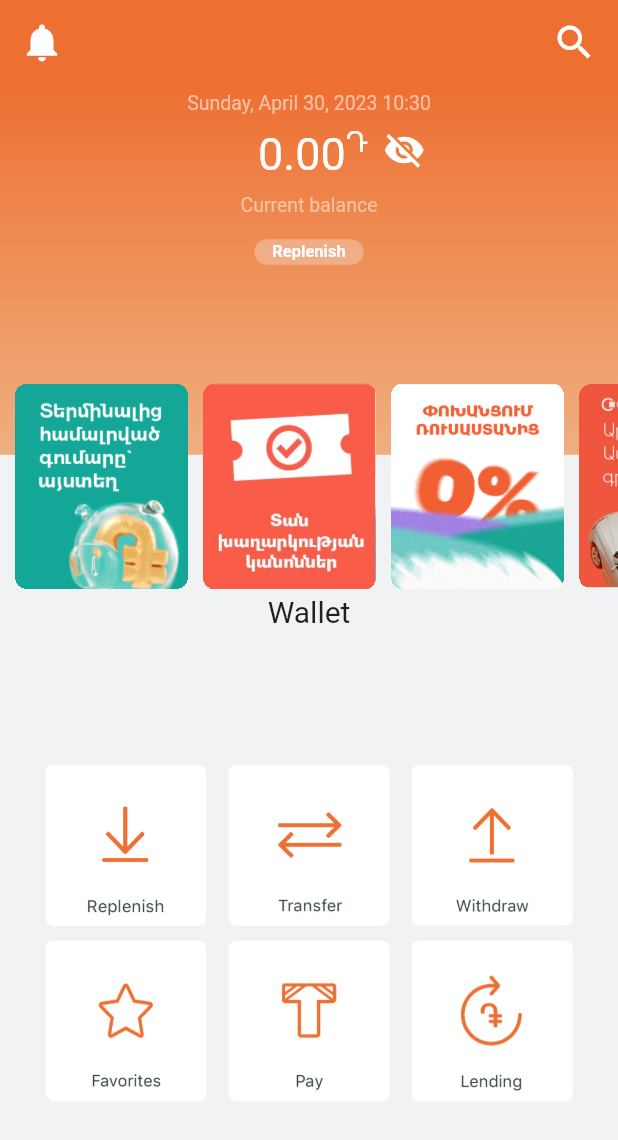
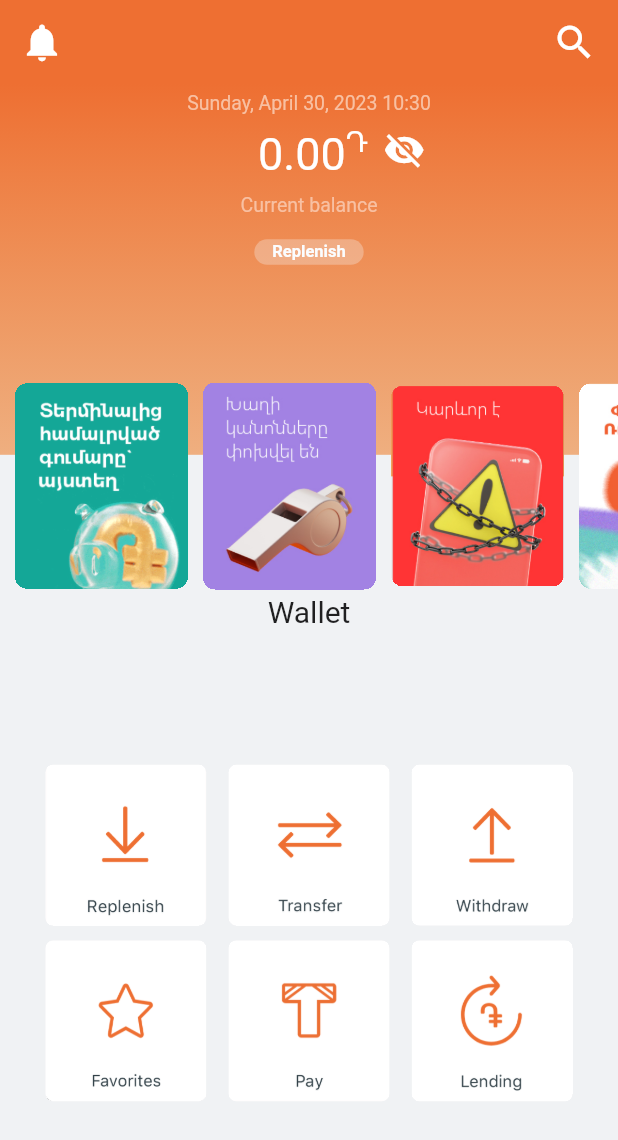
Before and after one commit to ArshakHakobyan/test, a Flutter app: the WalletPage screen opened directly, on a phone screen of 412 x 824 dp. Shown: the top 1140 px of the screen. Run offline on Flutter 3.47's test engine with Material 2 defaults, Android fonts, the phone set to English and light mode, and no system bars; our stand-ins replace flutter_credit_card, image_picker, local_auth, permission_handler, qr_flutter, sqflite and 1 more; missing offline and left inert: qr_code_scanner, scan; accounts and stored records are empty; Roboto replaces fonts that are missing (addressCityAndState).

Commit message:
added progress bar widget and called in wallet page fixed bugs in payment_hystory page

```diff
--- a/lib/pages/profile_page.dart
+++ b/lib/pages/profile_page.dart
@@ -8,6 +8,7 @@ import '../widgets/profile_page_widgets/exit_widget.dart';
 import '../widgets/profile_page_widgets/property_tax_widget.dart';
 import '../widgets/profile_page_widgets/settings_widget.dart';
 import '../widgets/profile_page_widgets/three_fileld_widget.dart';
+import 'finance_page.dart';
 
 class ProfilePage extends StatefulWidget {
   const ProfilePage({super.key});
@@ -55,6 +56,7 @@ class ProfilePageState extends State<ProfilePage> {
                 firstTitle: ' Finance',
                 secondTitle: ' Payments History',
                 thirdTitle: ' Payment invoices',
+                firstFieldroute: const FinancePage(),
                 secondFieldroute: const PaymentsHistoryPage(),
               ),
               ThreeFileldWidget(
--- a/lib/pages/wallet_page.dart
+++ b/lib/pages/wallet_page.dart
@@ -4,6 +4,7 @@ import 'package:telcell_copy/pages/my_account_page.dart';
 import 'package:telcell_copy/pages/replenish_page.dart';
 
 import 'package:telcell_copy/widgets/balance_visibility.dart';
+import 'package:telcell_copy/widgets/advertising_image_progress_bar.dart';
 import 'search_page.dart';
 import 'package:telcell_copy/widgets/wallet_page_widgets/advertising_container.dart';
 import 'package:telcell_copy/widgets/wallet_page_widgets/icon_button.dart';
@@ -96,7 +97,7 @@ class _WalletPageState extends State<WalletPage> {
                               color: Color.fromRGBO(248, 192, 162, 1),
                               fontSize: 13),
                         ),
-                         BalanceVisibility(),
+                        BalanceVisibility(),
 
                         //unlocked ballance row
 
@@ -162,9 +163,7 @@ class _WalletPageState extends State<WalletPage> {
                     //old version of advertising scroll view need Update!!!
                     child: Row(
                       children: [
-                        const SizedBox(
-                          width: 10,
-                        ),
+                        const SizedBox(width: 10),
                         AdvertisingContainer(
                             routeToWidget: MyAccountPage(
                               toggleForPageChoose: 'My Account',
@@ -172,20 +171,39 @@ class _WalletPageState extends State<WalletPage> {
                             image: Image(
                               image: IconImages().advertisingImage,
                             )),
-                        const SizedBox(
-                          width: 10,
-                        ),
+                        const SizedBox(width: 10),
                         AdvertisingContainer(
+                            routeToWidget: ProgressBarAdvertising(
+                              advertisingImage: Image(
+                                image: IconImages().progressBarImage2,
+                                fit: BoxFit.cover,
+                              ),
+                            ),
                             image: Image(
-                          image: IconImages().advertisingImage1,
-                        )),
-                        const SizedBox(
-                          width: 10,
-                        ),
+                              image: IconImages().advertisingImage12,
+                            )),
+                        const SizedBox(width: 10),
                         AdvertisingContainer(
+                            routeToWidget: ProgressBarAdvertising(
+                              advertisingImage: Image(
+                                image: IconImages().progressBarImage1,
+                                fit: BoxFit.cover,
+                              ),
+                            ),
                             image: Image(
-                          image: IconImages().advertisingImage2,
-                        )),
+                              image: IconImages().advertisingImage11,
+                            )),
+                        const SizedBox(width: 10),
+                        AdvertisingContainer(
+                            routeToWidget: ProgressBarAdvertising(
+                              advertisingImage: Image(
+                                image: IconImages().progressBarImage3,
+                                fit: BoxFit.cover,
+                              ),
+                            ),
+                            image: Image(
+                              image: IconImages().advertisingImage2,
+                            )),
                         const SizedBox(
                           width: 10,
                         ),
@@ -247,7 +265,7 @@ class _WalletPageState extends State<WalletPage> {
                         ),
                         AdvertisingContainer(
                             image: Image(
-                          image: IconImages().advertisingImage11,
+                          image: IconImages().advertisingImage1,
                         )),
                         const SizedBox(
                           width: 10,
--- a/lib/widgets/icon_images.dart
+++ b/lib/widgets/icon_images.dart
@@ -13,6 +13,7 @@ class IconImages {
   final advertisingImage9 = const AssetImage('assets/Untitled9.png');
   final advertisingImage10 = const AssetImage('assets/Untitled10.png');
   final advertisingImage11 = const AssetImage('assets/Untitled11.png');
+  final advertisingImage12 = const AssetImage('assets/advertisingImage12.png');
 
   final iconImage = const AssetImage('assets/Arrow1.png');
   final iconImage1 = const AssetImage('assets/arrow2.png');
@@ -66,4 +67,9 @@ class IconImages {
 
   final tImage = const AssetImage('assets/t.png');
   final terminalImage = const AssetImage('assets/terminalImage.png');
+
+  final progressBarImage1 = const AssetImage('assets/progresBarImage.png');
+  final progressBarImage2 = const AssetImage('assets/progressBarImage2.png');
+  final progressBarImage3 =
+      const AssetImage('assets/progressBarAdvertising3.png');
 }
```
Also changed, not shown: lib/pages/finance_page.dart (added, +59 -0 lines), lib/pages/payments_history_page.dart (+32 -11 lines), lib/widgets/advertising_image_progress_bar.dart (added, +91 -0 lines), lib/widgets/profile_page_widgets/three_fileld_widget.dart (+7 -7 lines), assets/advertisingImage12.png (added), assets/progresBarImage.png (added), assets/progressBarAdvertising3.png (added), assets/progressBarImage2.png (added).
